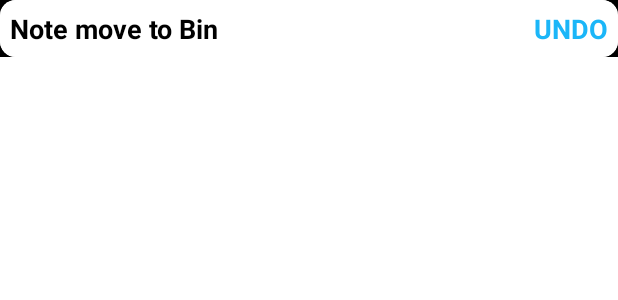
After one commit to Singh-Anshu/NoteApp, an Android app: the layout snackbar_layout.xml on its own in the app's theme, with its tools: preview values and no code run, on a phone screen of 412 x 824 dp. The commit adds this screen. Shown: the top 300 px of the screen. Run offline under Robolectric (Android 15) with nearby library versions, the light colour scheme and no system bars.

Commit message:
Second Commit and Uno Feautures Added

```diff
--- a/app/src/main/java/com/example/noteapp/Adapter/NotesListAdapter.java
+++ b/app/src/main/java/com/example/noteapp/Adapter/NotesListAdapter.java
@@ -85,7 +85,7 @@ public class NotesListAdapter extends RecyclerView.Adapter<NotesViewHolder> {
         }catch (Exception ex){
             ex.printStackTrace();
             Log.e("onBindViewHolder", ex.toString());
-        }
+         }
 
     }
 
@@ -113,6 +113,10 @@ public class NotesListAdapter extends RecyclerView.Adapter<NotesViewHolder> {
         notesArrayList = filterList;
         notifyDataSetChanged();
     }
+
+    public void notifyData(){
+        notifyDataSetChanged();
+    }
 }
 
 class NotesViewHolder extends RecyclerView.ViewHolder{
--- a/app/src/main/java/com/example/noteapp/NotesTakerActivity.java
+++ b/app/src/main/java/com/example/noteapp/NotesTakerActivity.java
@@ -46,8 +46,8 @@ public class NotesTakerActivity extends AppCompatActivity {
         img_save.setOnClickListener(new View.OnClickListener() {
             @Override
             public void onClick(View view) {
-                String title = et_title.getText().toString();
-                String description = et_notes.getText().toString();
+                String title = et_title.getText().toString().trim();
+                String description = et_notes.getText().toString().trim();
 
                 if(description.isEmpty()){
                     Toast.makeText(NotesTakerActivity.this, "Please Add Some Notes", Toast.LENGTH_SHORT).show();
--- /dev/null
+++ b/app/src/main/res/layout/snackbar_layout.xml
@@ -0,0 +1,52 @@
+<?xml version="1.0" encoding="utf-8"?>
+<RelativeLayout
+    xmlns:android="http://schemas.android.com/apk/res/android"
+    xmlns:app="http://schemas.android.com/apk/res-auto"
+    android:background="@color/black"
+    android:layout_width="match_parent"
+    android:layout_height="wrap_content">
+
+    <androidx.cardview.widget.CardView
+        app:cardCornerRadius="@dimen/_8sdp"
+        app:cardElevation="@dimen/_8sdp"
+        android:layout_width="match_parent"
+        android:layout_height="wrap_content">
+
+        <RelativeLayout
+            android:orientation="horizontal"
+            android:background="@color/white"
+            android:padding="@dimen/_5sdp"
+            android:layout_width="match_parent"
+            android:layout_height="wrap_content">
+
+            <TextView
+                android:layout_width="wrap_content"
+                android:layout_height="wrap_content"
+                android:layout_alignParentStart="true"
+                android:text="Note move to Bin"
+                android:textColor="@color/black"
+                android:textSize="@dimen/_14sdp"
+                android:textStyle="bold"/>
+
+            <TextView
+                android:id="@+id/undo_btn"
+                android:layout_width="@dimen/_60sdp"
+                android:layout_height="wrap_content"
+                android:layout_alignParentEnd="true"
+                android:text="UNDO"
+                android:gravity="end"
+                android:textStyle="bold"
+                android:textSize="@dimen/_14sdp"
+                android:textColor="@color/color2"/>
+
+
+        </RelativeLayout>
+
+    </androidx.cardview.widget.CardView>
+
+
+
+
+
+
+</RelativeLayout>
```
Also changed, not shown: app/src/main/java/com/example/noteapp/MainActivity.java (+68 -8 lines), app/src/main/res/layout/activity_notes_taker.xml (+5 -4 lines).
